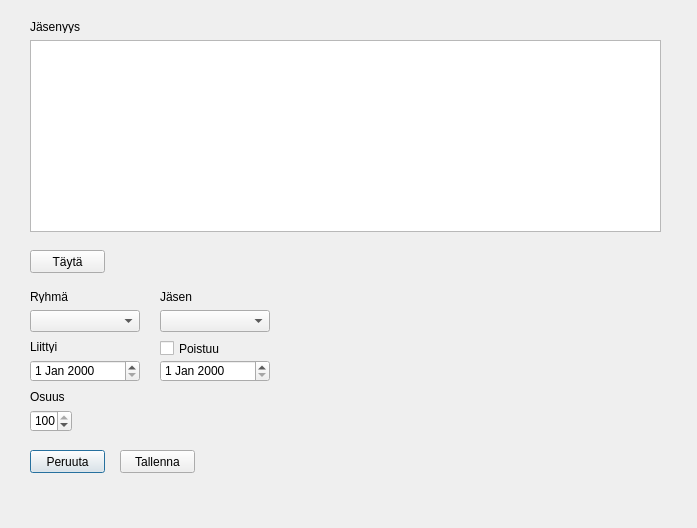
The window that desktopApp/ui/editMembershipDialog.ui (eeroleppalehto/Jahtirekisteri) describes before a commit, drawn with Qt 5.
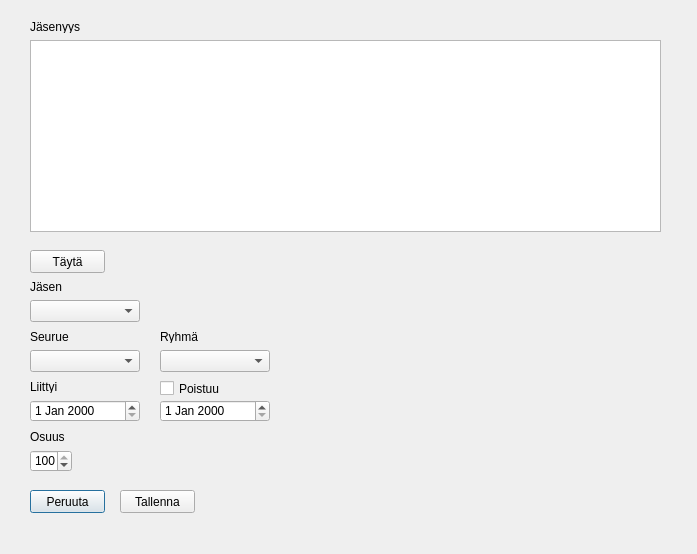
The same window after the commit.

Diff of the .ui file:
```diff
--- a/desktopApp/ui/editMembershipDialog.ui
+++ b/desktopApp/ui/editMembershipDialog.ui
@@ -7,7 +7,7 @@
     <x>0</x>
     <y>0</y>
     <width>697</width>
-    <height>528</height>
+    <height>554</height>
    </rect>
   </property>
   <property name="windowTitle">
@@ -30,7 +30,7 @@
    <property name="geometry">
     <rect>
      <x>30</x>
-     <y>360</y>
+     <y>400</y>
      <width>110</width>
      <height>22</height>
     </rect>
@@ -39,8 +39,8 @@
   <widget class="QLabel" name="label_2">
    <property name="geometry">
     <rect>
-     <x>30</x>
-     <y>290</y>
+     <x>160</x>
+     <y>330</y>
      <width>60</width>
      <height>13</height>
     </rect>
@@ -52,8 +52,8 @@
   <widget class="QLabel" name="label_3">
    <property name="geometry">
     <rect>
-     <x>160</x>
-     <y>290</y>
+     <x>30</x>
+     <y>280</y>
      <width>60</width>
      <height>13</height>
     </rect>
@@ -66,7 +66,7 @@
    <property name="geometry">
     <rect>
      <x>30</x>
-     <y>340</y>
+     <y>380</y>
      <width>60</width>
      <height>13</height>
     </rect>
@@ -79,7 +79,7 @@
    <property name="geometry">
     <rect>
      <x>160</x>
-     <y>360</y>
+     <y>400</y>
      <width>110</width>
      <height>22</height>
     </rect>
@@ -89,7 +89,7 @@
    <property name="geometry">
     <rect>
      <x>30</x>
-     <y>410</y>
+     <y>450</y>
      <width>42</width>
      <height>22</height>
     </rect>
@@ -108,7 +108,7 @@
    <property name="geometry">
     <rect>
      <x>30</x>
-     <y>390</y>
+     <y>430</y>
      <width>60</width>
      <height>13</height>
     </rect>
@@ -121,7 +121,7 @@
    <property name="geometry">
     <rect>
      <x>30</x>
-     <y>450</y>
+     <y>490</y>
      <width>75</width>
      <height>23</height>
     </rect>
@@ -137,7 +137,7 @@
    <property name="geometry">
     <rect>
      <x>120</x>
-     <y>450</y>
+     <y>490</y>
      <width>75</width>
      <height>23</height>
     </rect>
@@ -149,8 +149,8 @@
   <widget class="QComboBox" name="editMembershipGroupComboBox">
    <property name="geometry">
     <rect>
-     <x>30</x>
-     <y>310</y>
+     <x>160</x>
+     <y>350</y>
      <width>110</width>
      <height>22</height>
     </rect>
@@ -159,8 +159,8 @@
   <widget class="QComboBox" name="editMembershipMemberComboBox">
    <property name="geometry">
     <rect>
-     <x>160</x>
-     <y>310</y>
+     <x>30</x>
+     <y>300</y>
      <width>110</width>
      <height>22</height>
     </rect>
@@ -193,7 +193,7 @@
    <property name="geometry">
     <rect>
      <x>160</x>
-     <y>340</y>
+     <y>380</y>
      <width>70</width>
      <height>17</height>
     </rect>
@@ -202,6 +202,29 @@
     <string>Poistuu</string>
    </property>
   </widget>
+  <widget class="QLabel" name="label_5">
+   <property name="geometry">
+    <rect>
+     <x>30</x>
+     <y>330</y>
+     <width>60</width>
+     <height>13</height>
+    </rect>
+   </property>
+   <property name="text">
+    <string>Seurue</string>
+   </property>
+  </widget>
+  <widget class="QComboBox" name="editMembershipPartyComboBox">
+   <property name="geometry">
+    <rect>
+     <x>30</x>
+     <y>350</y>
+     <width>110</width>
+     <height>22</height>
+    </rect>
+   </property>
+  </widget>
  </widget>
  <tabstops>
   <tabstop>editMembershipTableWidget</tabstop>
```
